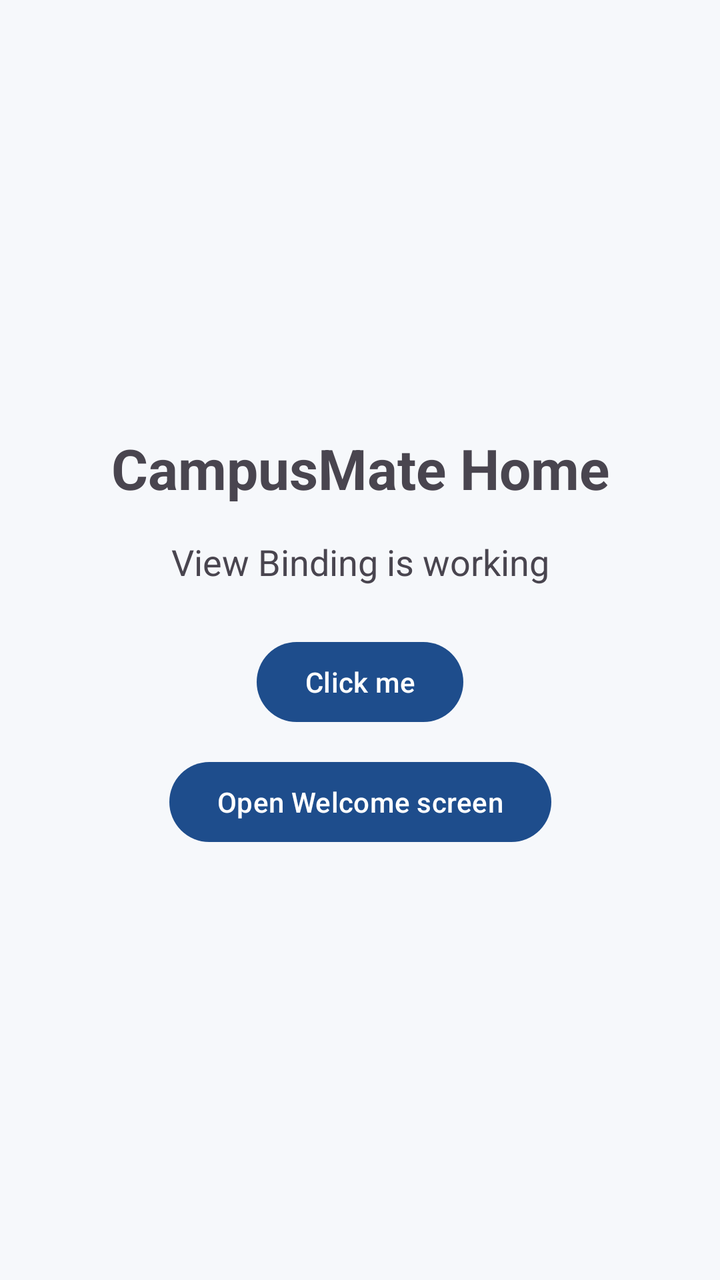
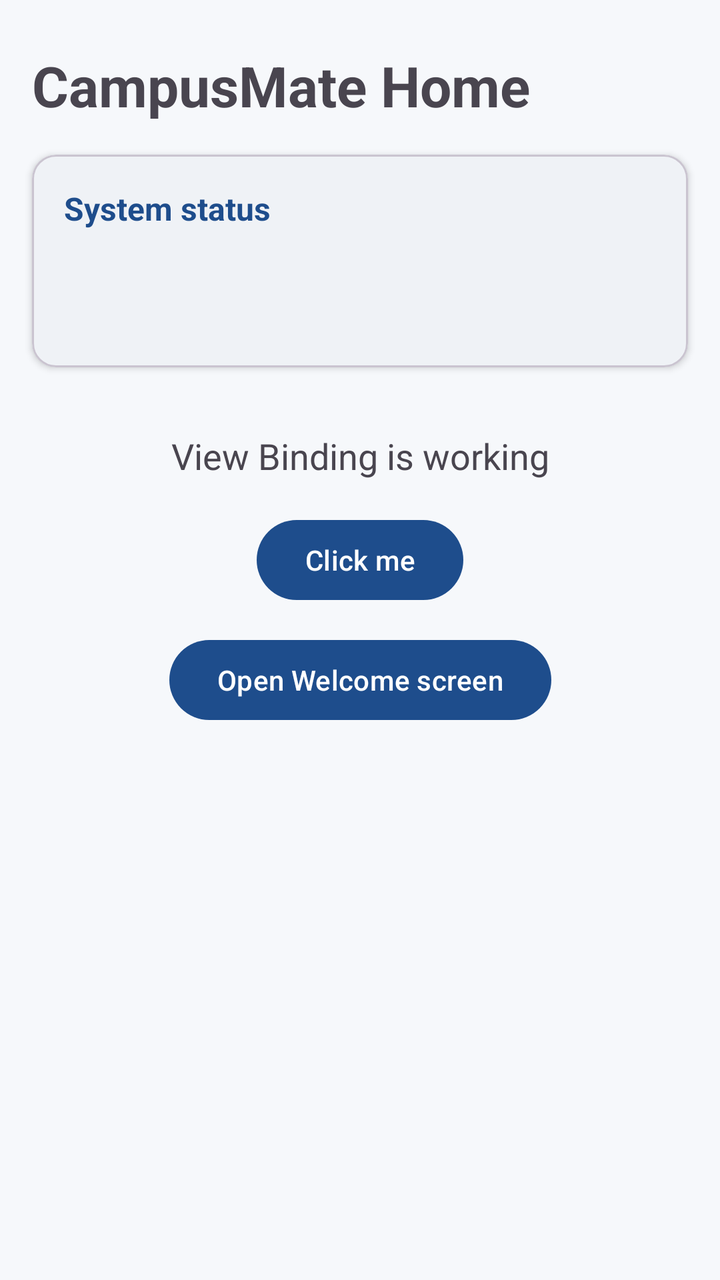

The first picture is an Android layout as it rendered before a commit; the second is the same layout after the commit. The layout source and the unified diff follow.
<!-- AndroidManifest.xml: application theme Theme.CampusMate -->
<!-- res/layout/fragment_home.xml -->
<?xml version="1.0" encoding="utf-8"?>
<androidx.constraintlayout.widget.ConstraintLayout xmlns:android="http://schemas.android.com/apk/res/android"
    xmlns:app="http://schemas.android.com/apk/res-auto"
    android:layout_width="match_parent"
    android:layout_height="match_parent">

    <TextView
        android:id="@+id/textTitle"
        android:layout_width="wrap_content"
        android:layout_height="wrap_content"
        android:text="@string/home_title"
        android:textSize="28sp"
        android:textStyle="bold"
        app:layout_constraintBottom_toTopOf="@id/textStatus"
        app:layout_constraintEnd_toEndOf="parent"
        app:layout_constraintStart_toStartOf="parent"
        app:layout_constraintTop_toTopOf="parent"
        app:layout_constraintVertical_chainStyle="packed" />

    <TextView
        android:id="@+id/textStatus"
        android:layout_width="wrap_content"
        android:layout_height="wrap_content"
        android:layout_marginTop="16dp"
        android:text="@string/home_subtitle"
        android:textSize="18sp"
        app:layout_constraintBottom_toTopOf="@id/buttonTest"
        app:layout_constraintEnd_toEndOf="parent"
        app:layout_constraintStart_toStartOf="parent"
        app:layout_constraintTop_toBottomOf="@id/textTitle" />

    <Button
        android:id="@+id/buttonTest"
        android:layout_width="wrap_content"
        android:layout_height="wrap_content"
        android:layout_marginTop="24dp"
        android:text="@string/home_button_click"
        app:layout_constraintBottom_toTopOf="@id/buttonOpenWelcome"
        app:layout_constraintEnd_toEndOf="parent"
        app:layout_constraintStart_toStartOf="parent"
        app:layout_constraintTop_toBottomOf="@id/textStatus" />

    <Button
        android:id="@+id/buttonOpenWelcome"
        android:layout_width="wrap_content"
        android:layout_height="wrap_content"
        android:layout_marginTop="12dp"
        android:text="@string/home_button_open_welcome"
        app:layout_constraintBottom_toBottomOf="parent"
        app:layout_constraintEnd_toEndOf="parent"
        app:layout_constraintStart_toStartOf="parent"
        app:layout_constraintTop_toBottomOf="@id/buttonTest" />

</androidx.constraintlayout.widget.ConstraintLayout>
<!-- resources referenced by this layout -->
<resources>
  <string name="home_button_click">Click me</string>
  <string name="home_button_open_welcome">Open Welcome screen</string>
  <string name="home_subtitle">View Binding is working</string>
  <string name="home_title">CampusMate Home</string>
  <style name="Theme.CampusMate" parent="Base.Theme.CampusMate" />
  <style name="Base.Theme.CampusMate" parent="Theme.Material3.DayNight.NoActionBar">
          <item name="colorPrimary">@color/cm_primary</item>
          <item name="colorOnPrimary">@color/cm_on_primary</item>
          <item name="colorSecondary">@color/cm_secondary</item>
          <item name="colorOnSecondary">@color/cm_on_secondary</item>
          <item name="android:colorBackground">@color/cm_background</item>
          <item name="colorSurface">@color/cm_surface</item>
          <item name="colorOnSurface">@color/cm_on_surface</item>
          <item name="colorError">@color/cm_error</item>
          <item name="android:statusBarColor">@color/cm_primary_dark</item>
      </style>
  <color name="cm_primary">#1E4D8C</color>
  <color name="cm_on_primary">#FFFFFF</color>
  <color name="cm_secondary">#00897B</color>
  <color name="cm_on_secondary">#FFFFFF</color>
  <color name="cm_background">#F6F8FB</color>
  <color name="cm_surface">#FFFFFF</color>
  <color name="cm_on_surface">#1B1F24</color>
  <color name="cm_error">#B3261E</color>
  <color name="cm_primary_dark">#12325C</color>
</resources>

<!-- the commit's change to res/layout/fragment_home.xml (unified diff, before → after) -->
@@ -1,41 +1,95 @@
 <?xml version="1.0" encoding="utf-8"?>
-<androidx.constraintlayout.widget.ConstraintLayout xmlns:android="http://schemas.android.com/apk/res/android"
+<androidx.constraintlayout.widget.ConstraintLayout
+    xmlns:android="http://schemas.android.com/apk/res/android"
     xmlns:app="http://schemas.android.com/apk/res-auto"
     android:layout_width="match_parent"
     android:layout_height="match_parent">
 
     <TextView
         android:id="@+id/textTitle"
-        android:layout_width="wrap_content"
+        android:layout_width="0dp"
         android:layout_height="wrap_content"
+        android:layout_marginStart="16dp"
+        android:layout_marginTop="24dp"
+        android:layout_marginEnd="16dp"
         android:text="@string/home_title"
         android:textSize="28sp"
         android:textStyle="bold"
-        app:layout_constraintBottom_toTopOf="@id/textStatus"
         app:layout_constraintEnd_toEndOf="parent"
         app:layout_constraintStart_toStartOf="parent"
-        app:layout_constraintTop_toTopOf="parent"
-        app:layout_constraintVertical_chainStyle="packed" />
+        app:layout_constraintTop_toTopOf="parent" />
+
+    <com.google.android.material.card.MaterialCardView
+        android:id="@+id/cardSystemStatus"
+        android:layout_width="0dp"
+        android:layout_height="wrap_content"
+        android:layout_marginStart="16dp"
+        android:layout_marginTop="16dp"
+        android:layout_marginEnd="16dp"
+        app:cardBackgroundColor="@color/cm_surface"
+        app:cardCornerRadius="12dp"
+        app:cardElevation="2dp"
+        app:layout_constraintEnd_toEndOf="parent"
+        app:layout_constraintStart_toStartOf="parent"
+        app:layout_constraintTop_toBottomOf="@id/textTitle">
+
+        <LinearLayout
+            android:layout_width="match_parent"
+            android:layout_height="wrap_content"
+            android:orientation="vertical"
+            android:padding="16dp">
+
+            <TextView
+                android:layout_width="wrap_content"
+                android:layout_height="wrap_content"
+                android:text="@string/system_status_title"
+                android:textColor="?attr/colorPrimary"
+                android:textSize="16sp"
+                android:textStyle="bold" />
+
+            <TextView
+                android:id="@+id/textAirplane"
+                android:layout_width="match_parent"
+                android:layout_height="wrap_content"
+                android:layout_marginTop="8dp"
+                android:textSize="15sp" />
+
+            <TextView
+                android:id="@+id/textPowerSave"
+                android:layout_width="match_parent"
+                android:layout_height="wrap_content"
+                android:layout_marginTop="4dp"
+                android:textSize="15sp" />
+
+            <TextView
+                android:id="@+id/textStatusHint"
+                android:layout_width="match_parent"
+                android:layout_height="wrap_content"
+                android:layout_marginTop="8dp"
+                android:textColor="?attr/colorSecondary"
+                android:textSize="13sp"
+                android:textStyle="italic"
+                android:visibility="gone" />
+        </LinearLayout>
+    </com.google.android.material.card.MaterialCardView>
 
     <TextView
         android:id="@+id/textStatus"
         android:layout_width="wrap_content"
         android:layout_height="wrap_content"
-        android:layout_marginTop="16dp"
+        android:layout_marginTop="32dp"
         android:text="@string/home_subtitle"
         android:textSize="18sp"
-        app:layout_constraintBottom_toTopOf="@id/buttonTest"
         app:layout_constraintEnd_toEndOf="parent"
         app:layout_constraintStart_toStartOf="parent"
-        app:layout_constraintTop_toBottomOf="@id/textTitle" />
+        app:layout_constraintTop_toBottomOf="@id/cardSystemStatus" />
 
     <Button
         android:id="@+id/buttonTest"
         android:layout_width="wrap_content"
         android:layout_height="wrap_content"
-        android:layout_marginTop="24dp"
+        android:layout_marginTop="16dp"
         android:text="@string/home_button_click"
-        app:layout_constraintBottom_toTopOf="@id/buttonOpenWelcome"
         app:layout_constraintEnd_toEndOf="parent"
         app:layout_constraintStart_toStartOf="parent"
         app:layout_constraintTop_toBottomOf="@id/textStatus" />
@@ -46,7 +100,6 @@
         android:layout_height="wrap_content"
         android:layout_marginTop="12dp"
         android:text="@string/home_button_open_welcome"
-        app:layout_constraintBottom_toBottomOf="parent"
         app:layout_constraintEnd_toEndOf="parent"
         app:layout_constraintStart_toStartOf="parent"
         app:layout_constraintTop_toBottomOf="@id/buttonTest" />
<!-- resource entries referenced after the edit -->
@@ -4,6 +4,7 @@
   <string name="home_button_open_welcome">Open Welcome screen</string>
   <string name="home_subtitle">View Binding is working</string>
   <string name="home_title">CampusMate Home</string>
+  <string name="system_status_title">System status</string>
   <style name="Theme.CampusMate" parent="Base.Theme.CampusMate" />
   <style name="Base.Theme.CampusMate" parent="Theme.Material3.DayNight.NoActionBar">
           <item name="colorPrimary">@color/cm_primary</item>
